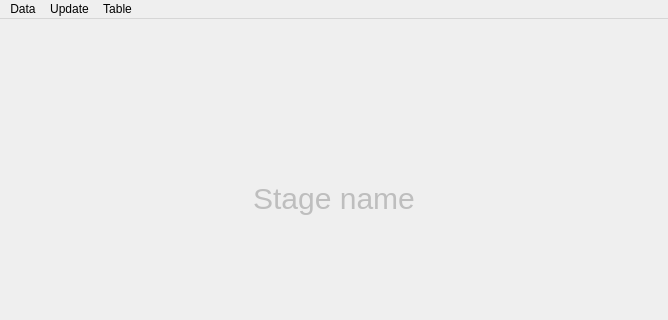
Before: the Qt Designer form code/ncm_win_starterlist.ui in DavidEilenstein/Ninja_Competition_Manager, drawn with Qt 5; both pictures show x 0 to 668 and y 0 to 320 of the 668 by 781 pixel window.
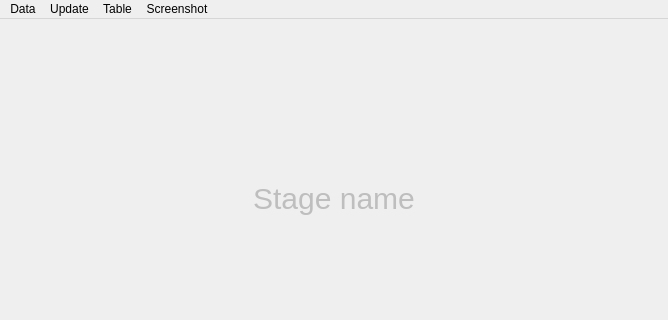
After: the same form once the commit is applied.

Diff of the .ui file:
```diff
--- a/code/ncm_win_starterlist.ui
+++ b/code/ncm_win_starterlist.ui
@@ -203,9 +203,16 @@
     </property>
     <addaction name="actionChange_Table_Settings"/>
    </widget>
+   <widget class="QMenu" name="menuScreenshot">
+    <property name="title">
+     <string>Screenshot</string>
+    </property>
+    <addaction name="actionAutosave_Screenshot_once_per_minute"/>
+   </widget>
    <addaction name="menuData"/>
    <addaction name="menuUpdate"/>
    <addaction name="menuTable"/>
+   <addaction name="menuScreenshot"/>
   </widget>
   <widget class="QStatusBar" name="statusbar"/>
   <action name="actionget_data">
```
Left out of the diff: 8 changed lines with no effect on the pictures.
